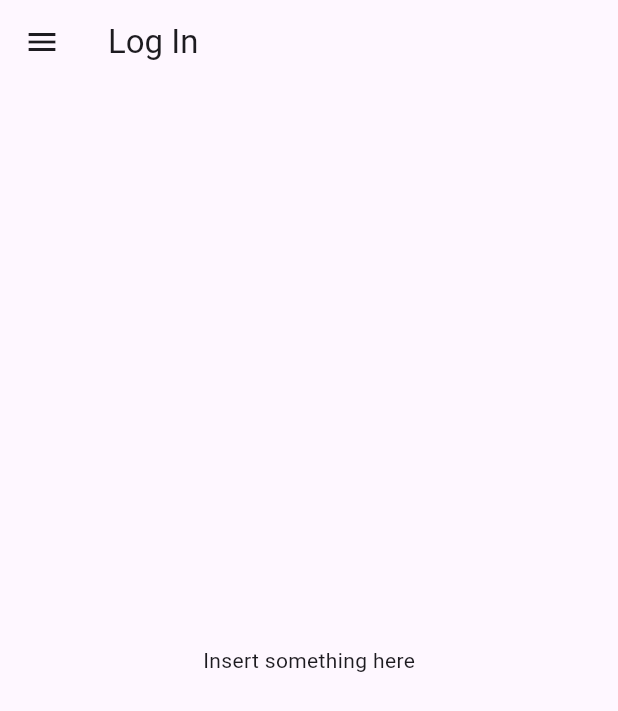
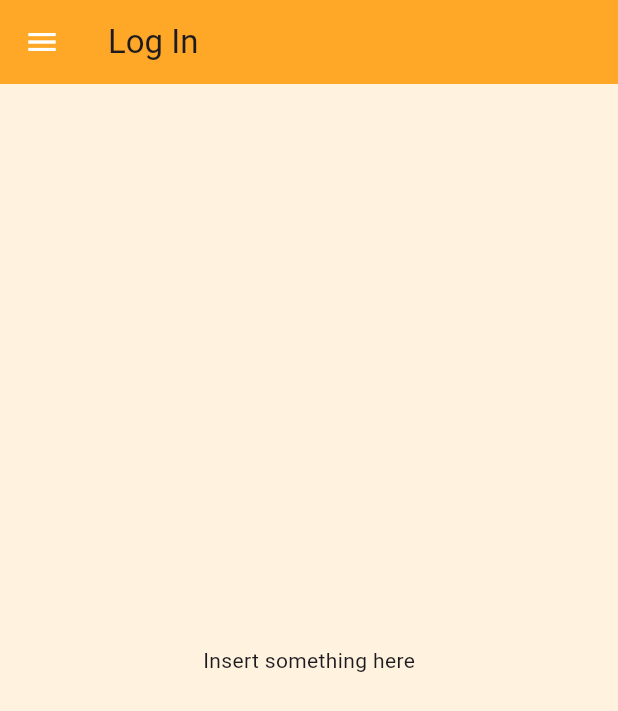
Before and after one commit to ICS-CMSC-23/Elbi-Donation-System, a Flutter app: the screen it shows after launch, on a phone screen of 412 x 824 dp. Shown: the top 711 px of the screen. Run offline on Flutter 3.47's test engine with Material 3 defaults, Android fonts, the phone set to English and light mode, and no system bars.

Commit message:
ui: tried adding sample theme

```diff
--- a/lib/main.dart
+++ b/lib/main.dart
@@ -2,6 +2,8 @@ import 'package:elbi_donation_system/screens/donor_home_page.dart';
 import 'package:elbi_donation_system/screens/log_in_page.dart';
 import 'package:elbi_donation_system/screens/org_home_page.dart';
 import 'package:elbi_donation_system/screens/sign_up_page.dart';
+import 'package:elbi_donation_system/themes/sample_theme._2.dart';
+import 'package:elbi_donation_system/themes/sample_theme.dart';
 import 'package:flutter/material.dart';
 
 void main() {
@@ -17,9 +19,7 @@ class MyApp extends StatelessWidget {
     return MaterialApp(
       title: 'Elbi Donation System',
       initialRoute: '/',
-      theme: ThemeData(
-        primarySwatch: Colors.blue,
-      ),
+      theme: orangeTheme(),
       routes: {
         '/': (context) => const LoginPage(),
         '/login': (context) => const LoginPage(),
```
